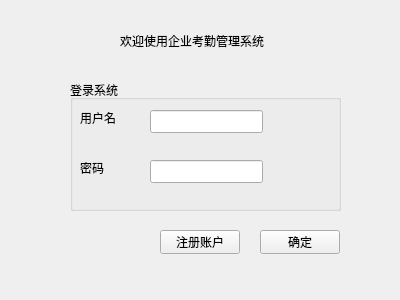
Before: the Qt Designer form login.ui in liujitong/enterprise-attendance-mannagement-system_byQt6, drawn with Qt 5.
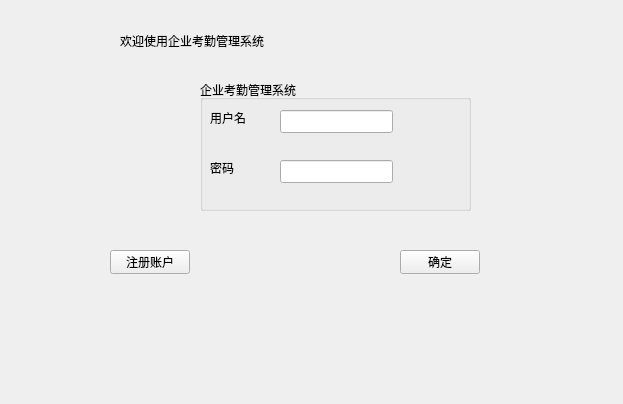
After: the same form once the commit is applied. Icons and pictures are not drawn.

```diff
--- a/login.ui
+++ b/login.ui
@@ -6,8 +6,8 @@
    <rect>
     <x>0</x>
     <y>0</y>
-    <width>400</width>
-    <height>300</height>
+    <width>623</width>
+    <height>404</height>
    </rect>
   </property>
   <property name="windowTitle">
@@ -29,14 +29,14 @@
   <widget class="QGroupBox" name="groupBox">
    <property name="geometry">
     <rect>
-     <x>70</x>
+     <x>200</x>
      <y>80</y>
      <width>271</width>
      <height>131</height>
     </rect>
    </property>
    <property name="title">
-    <string>登录系统</string>
+    <string>企业考勤管理系统</string>
    </property>
    <widget class="QLabel" name="label_2">
     <property name="geometry">
@@ -91,8 +91,8 @@
   <widget class="QPushButton" name="pushButton">
    <property name="geometry">
     <rect>
-     <x>260</x>
-     <y>230</y>
+     <x>400</x>
+     <y>250</y>
      <width>80</width>
      <height>24</height>
     </rect>
@@ -104,8 +104,8 @@
   <widget class="QPushButton" name="pushButton_2">
    <property name="geometry">
     <rect>
-     <x>160</x>
-     <y>230</y>
+     <x>110</x>
+     <y>250</y>
      <width>80</width>
      <height>24</height>
     </rect>
```
Left out of the diff: 10 changed lines with no effect on the pictures.
